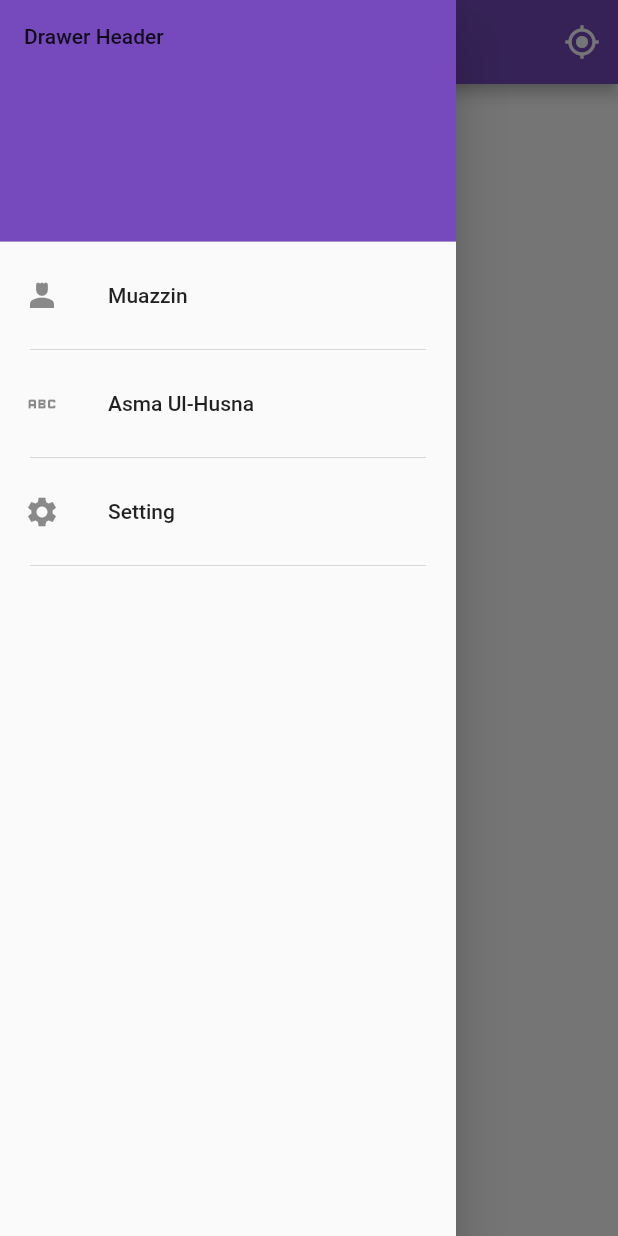
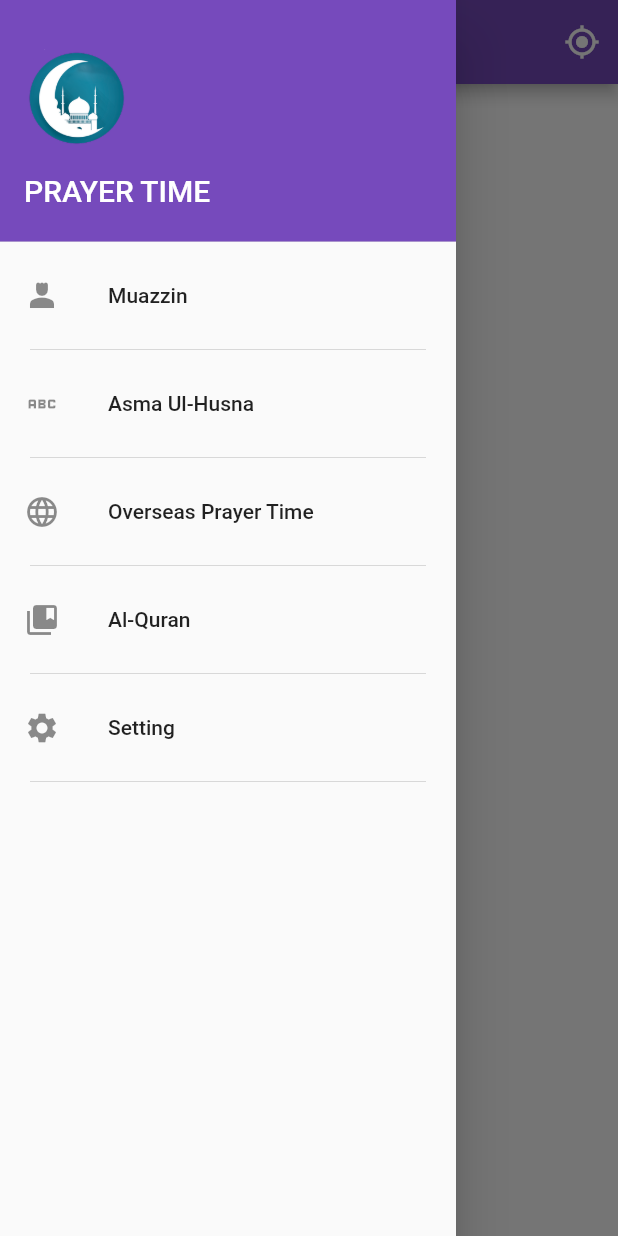
Before and after one commit to quezera97/prayer_time, a Flutter app: the screen it shows after launch, with the side drawer open, on a phone screen of 412 x 824 dp. Run offline on Flutter 3.47's test engine with Material 2 defaults, Android fonts, the phone set to English and light mode, and no system bars; our stand-ins replace flutter_svg, geolocator, just_audio, share_plus, shared_preferences; missing offline and left inert: flutter_qiblah.

Commit message:
drawer header

```diff
--- a/lib/ui/asma_ul_husna.dart
+++ b/lib/ui/asma_ul_husna.dart
@@ -14,6 +14,7 @@ class AsmaUlHusna extends StatefulWidget {
 class _AsmaUlHusnaState extends State<AsmaUlHusna> {
   String searchedValue = '';
   List<dynamic> listAsmaUlHusna = [];
+  bool finishLoadAsmaUlHusna = false;
 
   @override
   void initState() {
@@ -26,6 +27,7 @@ class _AsmaUlHusnaState extends State<AsmaUlHusna> {
     var apiAsmaUlHusna = await fetchAsmaUlHusna();
 
     setState(() {
+      finishLoadAsmaUlHusna = true;
       listAsmaUlHusna = apiAsmaUlHusna;
     });
   }
@@ -42,7 +44,7 @@ class _AsmaUlHusnaState extends State<AsmaUlHusna> {
         ),
         backgroundColor: const Color(0xff764abc),
       ),
-      body: listAsmaUlHusna == []
+      body: finishLoadAsmaUlHusna == false
         ? loadingGifIndicator( gif: 'assets/img/loading.gif', message: 'Loading data...')
         : GridView.count(
         padding: const EdgeInsets.all(10),
--- a/lib/ui/dashboard.dart
+++ b/lib/ui/dashboard.dart
@@ -15,6 +15,7 @@ import '../components/loading_indicator.dart';
 import '../components/popup_message.dart';
 import '../zone/widget.dart';
 import '../zone/options.dart';
+import 'al_quran.dart';
 import 'prayer_time.dart';
 
 class Dashboard extends StatefulWidget {
@@ -245,11 +246,30 @@ class _DashboardState extends State<Dashboard> {
         child: ListView(
           padding: EdgeInsets.zero,
           children: [
-            const DrawerHeader(
-              decoration: BoxDecoration(
+            DrawerHeader(
+              decoration: const BoxDecoration(
                 color: Color(0xff764abc),
               ),
-              child: Text('Drawer Header'),
+              child: Column(
+                crossAxisAlignment: CrossAxisAlignment.start,
+                mainAxisAlignment: MainAxisAlignment.spaceEvenly,
+                children: [
+                  SizedBox(
+                    height: 70,
+                    width: 70,
+                    child: Image.asset('assets/img/logo.png'),
+                  ),
+                  const Text(
+                    'PRAYER TIME',
+                    style: TextStyle(
+                      fontSize: 20,
+                      color: Colors.white
+                    )
+                  ),
+                  // const Spacer(),
+                  // const Text('Build Version: 1.0.0', style: TextStyle(color: Colors.white)),
+                ],
+              ),
             ),
             ListTile(
               leading: const Icon(
@@ -278,6 +298,42 @@ class _DashboardState extends State<Dashboard> {
                 Navigator.push(
                   context,
                   MaterialPageRoute(builder: (context) => const AsmaUlHusna()),
+                );
+              },
+            ),
+            const Divider(
+              thickness: 0.25,
+              color: Colors.grey,
+              indent: 20,
+              endIndent: 20,
+            ),
+            ListTile(
+              leading: const Icon(
+                Icons.language,
+              ),
+              title: const Text('Overseas Prayer Time'),
+              onTap: () {
+                Navigator.push(
+                  context,
+                  MaterialPageRoute(builder: (context) => const DashboardOverseas()),
+                );
+              },
+            ),
+            const Divider(
+              thickness: 0.25,
+              color: Colors.grey,
+              indent: 20,
+              endIndent: 20,
+            ),
+            ListTile(
+              leading: const Icon(
+                Icons.collections_bookmark,
+              ),
+              title: const Text('Al-Quran'),
+              onTap: () {
+                Navigator.push(
+                  context,
+                  MaterialPageRoute(builder: (context) => const AlQuran()),
                 );
               },
             ),
--- a/pubspec.yaml
+++ b/pubspec.yaml
@@ -77,6 +77,7 @@ flutter:
     - assets/img/loading.gif
     - assets/img/compass.svg
     - assets/img/needle.svg
+    - assets/img/logo.png
     - assets/audio/
     - assets/audio/AdhamAlSharqawe.mp3
     - assets/audio/HamzaAlMajale.mp3
```
Also changed, not shown: lib/api/al_quran.dart (added, +28 -0 lines), lib/ui/al_quran.dart (added, +100 -0 lines), assets/img/logo.png (added).
